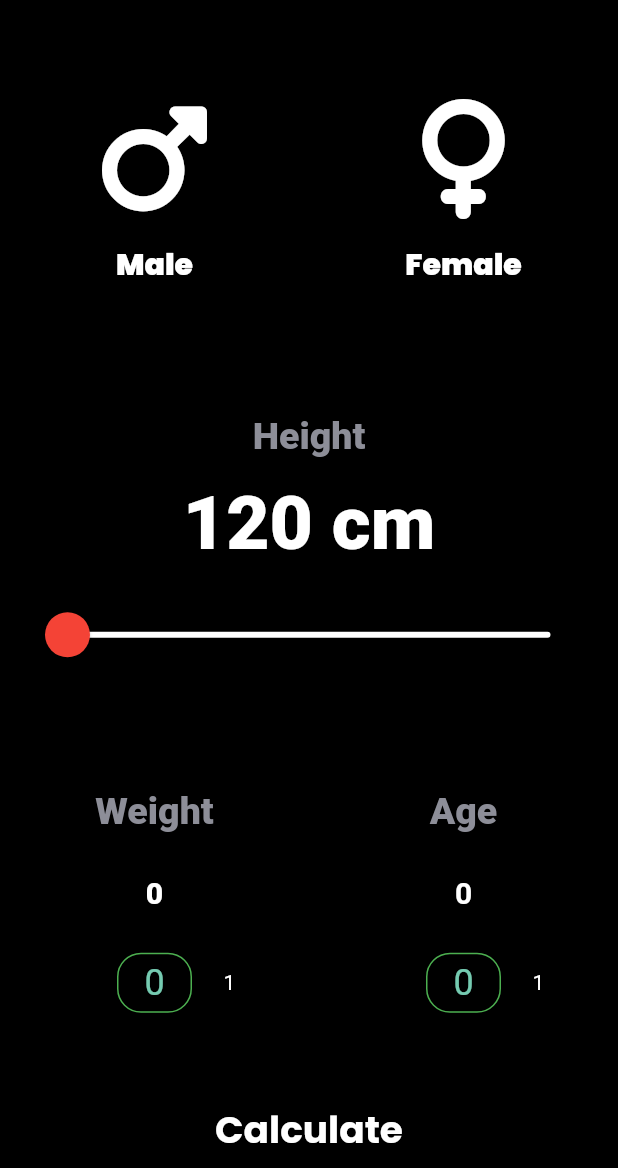
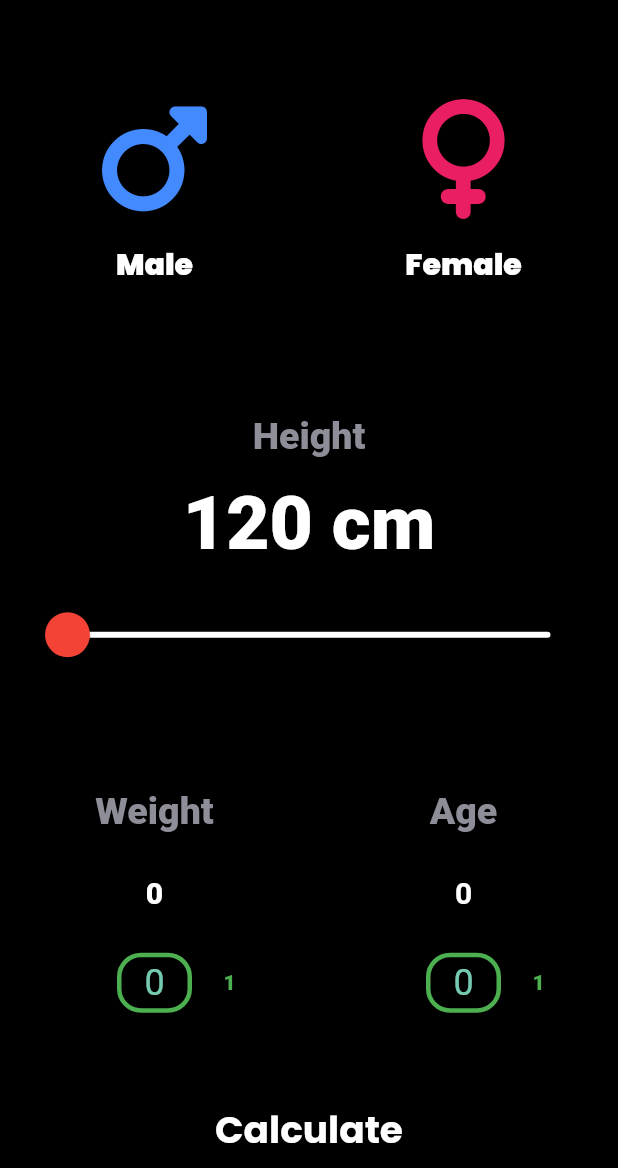
Before and after one commit to Akshat-sGit/bmi_calculator, a Flutter app: the screen it shows after launch, on a phone screen of 412 x 824 dp, the part 68-1236 px from its top. Run offline on Flutter 3.47's test engine with Material 2 defaults, Android fonts, the phone set to English and light mode, and no system bars; drawn by our look-alikes of numberpicker; our stand-ins replace font_awesome_flutter, google_fonts.

Commit message:
project theme changed

```diff
--- a/lib/constants.dart
+++ b/lib/constants.dart
@@ -2,7 +2,7 @@ import 'package:flutter/material.dart';
 import 'package:google_fonts/google_fonts.dart';
 
 const resultTextStyle = TextStyle(
-    color: Color(0xFF24D876), fontSize: 22.0, fontWeight: FontWeight.bold);
+    color: Color(0xFF24D876), fontSize: 22.0, fontWeight: FontWeight.w800);
 
 const kBMITextStyle = TextStyle(fontSize: 100.0, fontWeight: FontWeight.bold, color: Color.fromARGB(255, 244, 117, 54));
 
--- a/lib/input_page.dart
+++ b/lib/input_page.dart
@@ -87,6 +87,7 @@ class _InputPageState extends State<InputPage> {
                     cardChild: const IconContent(
                       icon: FontAwesomeIcons.mars,
                       label: 'Male',
+                      colored: "Male",
                     ),
                   ),
                 ),
@@ -103,6 +104,7 @@ class _InputPageState extends State<InputPage> {
                     cardChild: const IconContent(
                       icon: FontAwesomeIcons.venus,
                       label: 'Female',
+                      colored: "Female",
                     ),
                   ),
                 ),
@@ -181,6 +183,10 @@ class _InputPageState extends State<InputPage> {
                         mainAxisAlignment: MainAxisAlignment.spaceEvenly,
                         children: <Widget>[
                           NumberPicker(
+                            textStyle:const TextStyle(
+                              color: Colors.green,
+                              fontWeight: FontWeight.w900,
+                            ),
                               axis: Axis.horizontal,
                               minValue: 0,
                               maxValue: 200,
@@ -191,9 +197,13 @@ class _InputPageState extends State<InputPage> {
                               onChanged: (value1) =>
                                   setState(() => weight = value1),
                               decoration: BoxDecoration(
-                                  borderRadius: BorderRadius.circular(16),
-                                  border: Border.all(color: Colors.green),
-                                  color: const Color.fromARGB(50, 0, 0, 0)))
+                                    borderRadius: BorderRadius.circular(16),
+                                    border: Border.all(color: Colors.green,
+                                    width: 3.0
+                                    ),
+                                    color: const Color.fromARGB(50, 0, 0, 0)
+                            )
+                          )
                         ],
                       ),
                     ],
@@ -222,6 +232,10 @@ class _InputPageState extends State<InputPage> {
                           mainAxisAlignment: MainAxisAlignment.spaceEvenly,
                           children: <Widget>[
                             NumberPicker(
+                              textStyle:const TextStyle(
+                              color: Colors.green,
+                              fontWeight: FontWeight.w900,
+                            ),
                                 minValue: 0,
                                 maxValue: 100,
                                 value: age,
@@ -233,7 +247,7 @@ class _InputPageState extends State<InputPage> {
                                     setState(() => age = value2),
                                 decoration: BoxDecoration(
                                     borderRadius: BorderRadius.circular(16),
-                                    border: Border.all(color: Colors.green),
+                                    border: Border.all(color: Colors.green,width: 3.0),
                                     color: const Color.fromARGB(50, 0, 0, 0)))
                           ],
                         ),
--- a/lib/results_page.dart
+++ b/lib/results_page.dart
@@ -38,14 +38,13 @@ class ResultsPage extends StatelessWidget {
         mainAxisAlignment: MainAxisAlignment.spaceEvenly,
         crossAxisAlignment: CrossAxisAlignment.stretch,
         children: <Widget>[
-          const Expanded(
+          Expanded(
               child: Text(
             "Your Result",
             textAlign: TextAlign.center,
-            style: TextStyle(
-              fontFamily: 'Frunchy',
+            style: GoogleFonts.poppins(
               color: Colors.green,
-              fontSize: 100.0,
+              fontSize: 50.0,
               fontWeight: FontWeight.w900,
             ),
           )),
--- a/lib/widgets/icon_cont.dart
+++ b/lib/widgets/icon_cont.dart
@@ -2,11 +2,25 @@ import 'package:flutter/material.dart';
 import 'package:google_fonts/google_fonts.dart';
 
 class IconContent extends StatelessWidget {
+  const IconContent(
+      {super.key,
+      required this.icon,
+      required this.label,
+      required this.colored});
 
-  const IconContent({super.key,required this.icon, required this.label});
-
+  final String colored;
   final IconData icon;
   final String label;
+
+  Color genderDep() {
+    if (colored == "Male") {
+      return Colors.blueAccent;
+    } else if (colored == "Female") {
+      return Colors.pink;
+    } else {
+      return Colors.white;
+    }
+  }
 
   @override
   Widget build(BuildContext context) {
@@ -16,16 +30,18 @@ class IconContent extends StatelessWidget {
           Icon(
             icon,
             size: 80.0,
+            color: genderDep(),
           ),
-           const SizedBox(
+          const SizedBox(
             height: 15.0,
           ),
-           Text(label,
-            style:GoogleFonts.poppins(
+          Text(
+            label,
+            style: GoogleFonts.poppins(
               fontWeight: FontWeight.w900,
               fontSize: 20.0,
-            )  ,
-           ),
+            ),
+          ),
         ]);
   }
 }
```
